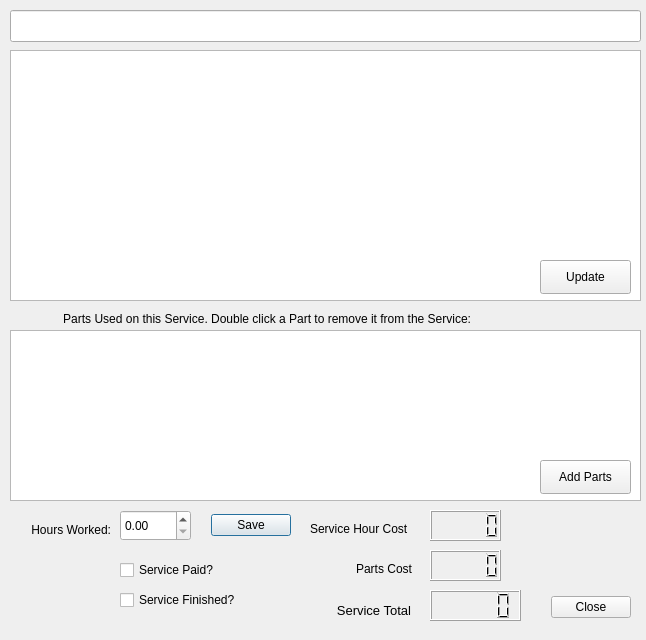
Old version of the form Client_Add_service.ui in the repository bedi1982/Oficina.
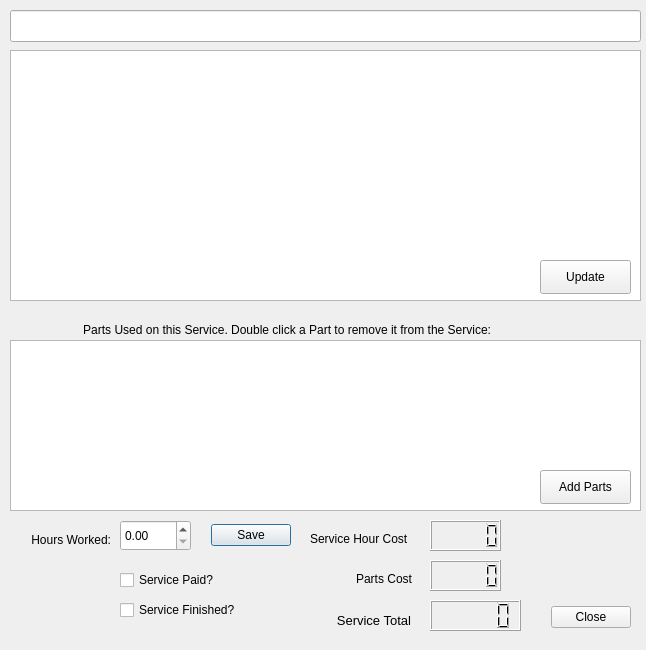
New version of the form. Icons and pictures are not drawn.

What changed in the file:
```diff
--- a/Client_Add_service.ui
+++ b/Client_Add_service.ui
@@ -7,7 +7,7 @@
     <x>0</x>
     <y>0</y>
     <width>646</width>
-    <height>640</height>
+    <height>650</height>
    </rect>
   </property>
   <property name="minimumSize">
@@ -19,7 +19,7 @@
   <property name="maximumSize">
    <size>
     <width>646</width>
-    <height>640</height>
+    <height>650</height>
    </size>
   </property>
   <property name="windowTitle">
@@ -33,7 +33,7 @@
    <property name="geometry">
     <rect>
      <x>310</x>
-     <y>560</y>
+     <y>570</y>
      <width>102</width>
      <height>18</height>
     </rect>
@@ -49,7 +49,7 @@
    <property name="geometry">
     <rect>
      <x>310</x>
-     <y>600</y>
+     <y>610</y>
      <width>101</width>
      <height>20</height>
     </rect>
@@ -73,7 +73,7 @@
    <property name="geometry">
     <rect>
      <x>540</x>
-     <y>460</y>
+     <y>470</y>
      <width>91</width>
      <height>34</height>
     </rect>
@@ -99,7 +99,7 @@
    <property name="geometry">
     <rect>
      <x>580</x>
-     <y>520</y>
+     <y>530</y>
      <width>48</width>
      <height>48</height>
     </rect>
@@ -121,7 +121,7 @@
    <property name="geometry">
     <rect>
      <x>10</x>
-     <y>330</y>
+     <y>340</y>
      <width>631</width>
      <height>171</height>
     </rect>
@@ -130,10 +130,10 @@
   <widget class="QLabel" name="lbl_PartsUsed">
    <property name="geometry">
     <rect>
-     <x>0</x>
-     <y>310</y>
-     <width>471</width>
-     <height>18</height>
+     <x>40</x>
+     <y>320</y>
+     <width>451</width>
+     <height>20</height>
     </rect>
    </property>
    <property name="text">
@@ -150,7 +150,7 @@
    <property name="geometry">
     <rect>
      <x>120</x>
-     <y>560</y>
+     <y>570</y>
      <width>131</width>
      <height>20</height>
     </rect>
@@ -189,7 +189,7 @@
    <property name="geometry">
     <rect>
      <x>120</x>
-     <y>510</y>
+     <y>520</y>
      <width>71</width>
      <height>31</height>
     </rect>
@@ -205,7 +205,7 @@
    <property name="geometry">
     <rect>
      <x>20</x>
-     <y>520</y>
+     <y>530</y>
      <width>91</width>
      <height>20</height>
     </rect>
@@ -237,7 +237,7 @@
    <property name="geometry">
     <rect>
      <x>310</x>
-     <y>520</y>
+     <y>530</y>
      <width>111</width>
      <height>18</height>
     </rect>
@@ -250,7 +250,7 @@
    <property name="geometry">
     <rect>
      <x>430</x>
-     <y>510</y>
+     <y>520</y>
      <width>71</width>
      <height>31</height>
     </rect>
@@ -260,7 +260,7 @@
    <property name="geometry">
     <rect>
      <x>430</x>
-     <y>550</y>
+     <y>560</y>
      <width>71</width>
      <height>31</height>
     </rect>
@@ -270,7 +270,7 @@
    <property name="geometry">
     <rect>
      <x>430</x>
-     <y>590</y>
+     <y>600</y>
      <width>91</width>
      <height>31</height>
     </rect>
@@ -283,7 +283,7 @@
    <property name="geometry">
     <rect>
      <x>120</x>
-     <y>590</y>
+     <y>600</y>
      <width>131</width>
      <height>20</height>
     </rect>
@@ -296,7 +296,7 @@
    <property name="geometry">
     <rect>
      <x>540</x>
-     <y>590</y>
+     <y>600</y>
      <width>91</width>
      <height>34</height>
     </rect>
@@ -309,7 +309,7 @@
    <property name="geometry">
     <rect>
      <x>200</x>
-     <y>510</y>
+     <y>520</y>
      <width>91</width>
      <height>31</height>
     </rect>
@@ -351,7 +351,7 @@
    <property name="geometry">
     <rect>
      <x>40</x>
-     <y>560</y>
+     <y>570</y>
      <width>61</width>
      <height>51</height>
     </rect>
@@ -366,6 +366,44 @@
     <bool>true</bool>
    </property>
   </widget>
+  <widget class="QLabel" name="label_Hint_Icon">
+   <property name="geometry">
+    <rect>
+     <x>10</x>
+     <y>300</y>
+     <width>31</width>
+     <height>31</height>
+    </rect>
+   </property>
+   <property name="text">
+    <string/>
+   </property>
+   <property name="pixmap">
+    <pixmap resource="resources/images.qrc">:/emoticons/hint.png</pixmap>
+   </property>
+   <property name="scaledContents">
+    <bool>true</bool>
+   </property>
+  </widget>
+  <widget class="QLabel" name="label_Hint_Icon_2">
+   <property name="geometry">
+    <rect>
+     <x>490</x>
+     <y>300</y>
+     <width>31</width>
+     <height>31</height>
+    </rect>
+   </property>
+   <property name="text">
+    <string/>
+   </property>
+   <property name="pixmap">
+    <pixmap resource="resources/images.qrc">:/emoticons/hint.png</pixmap>
+   </property>
+   <property name="scaledContents">
+    <bool>true</bool>
+   </property>
+  </widget>
   <zorder>tbl_Parts_Used_In_Service</zorder>
   <zorder>txt_Servicedescription</zorder>
   <zorder>lbl_PartsCost</zorder>
```
Left out of the diff: 2 changed lines with no effect on the pictures.
